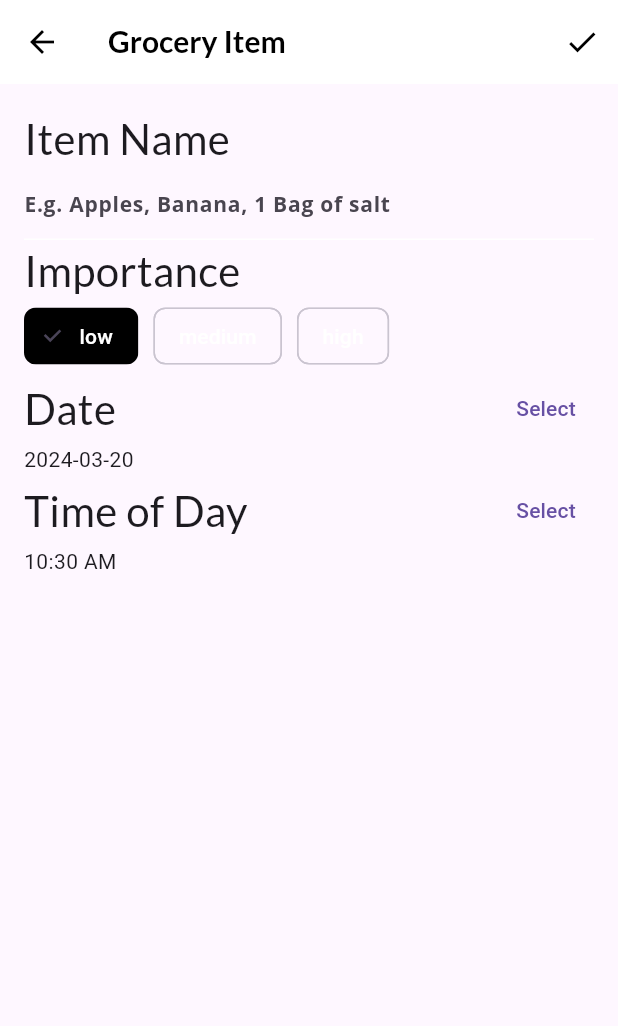
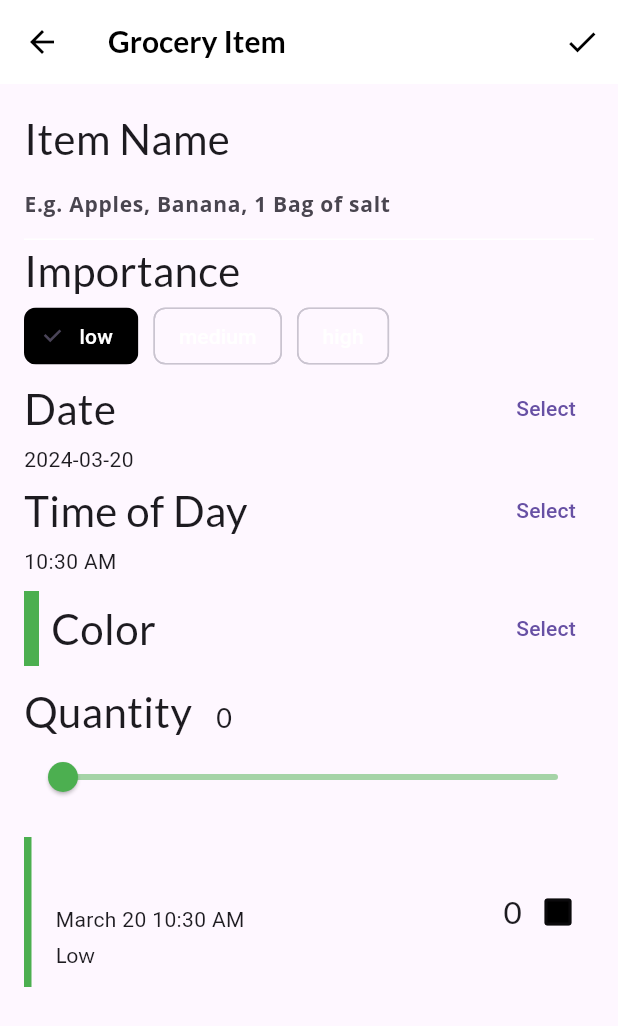
Before and after one commit to Perryjay30/Fooderlich_v2, a Flutter app: the screen it shows after launch, item 3 of the bottom bar chosen, after a tap on the "add" icon, on a phone screen of 412 x 824 dp. Shown: the top 1026 px of the screen. Run offline on Flutter 3.47's test engine with Material 3 defaults, Android fonts, the phone set to English and light mode, and no system bars; our stand-ins replace flutter_colorpicker, google_fonts.

Commit message:
Grocery list Screen

```diff
--- /dev/null
+++ b/lib/components/grocery_tile.dart
@@ -0,0 +1,100 @@
+import 'package:flutter/material.dart';
+import 'package:google_fonts/google_fonts.dart';
+import 'package:intl/intl.dart';
+import '../models/grocery_item.dart';
+
+
+class GroceryTile extends StatelessWidget {
+
+    final GroceryItem item;
+    final Function(bool?)? onComplete;
+    final TextDecoration textDecoration;
+
+    GroceryTile({
+      super.key,
+      required this.item,
+      this.onComplete}) :
+          textDecoration =
+          item!.isComplete ? TextDecoration.lineThrough :
+          TextDecoration.none;
+
+    @override
+    Widget build(BuildContext context) {
+      return SizedBox(
+        height: 100.0,
+        child: Row(
+          mainAxisAlignment: MainAxisAlignment.spaceBetween,
+          children: [
+            Row(
+              children: [
+                Container(width: 5.0, color: item.color),
+                const SizedBox(width: 16.0),
+                Column(
+                  mainAxisAlignment: MainAxisAlignment.center,
+                  crossAxisAlignment: CrossAxisAlignment.start,
+                  children: [
+                    Text(item.name,
+                      style: GoogleFonts.lato(
+                          decoration: textDecoration,
+                          fontSize: 21.0,
+                          fontWeight: FontWeight.bold),),
+                    const SizedBox(height: 4.0),
+                    buildDate(),
+                    const SizedBox(height: 4.0),
+                    buildImportance(),
+                  ],
+                ),
+              ],
+            ),
+            Row(
+              children: [
+                Text(item.quantity.toString(),
+                  style:
+                  GoogleFonts.lato(
+                      decoration: textDecoration,
+                      fontSize: 21.0),),
+                buildCheckbox(),
+              ],),
+          ],),
+      );
+    }
+
+    Widget buildImportance() {
+      if (item.importance == Importance.low) {
+        return Text(
+            'Low',
+            style: GoogleFonts.lato(decoration: textDecoration));
+      } else if (item.importance == Importance.medium) {
+        return Text(
+            'Medium',
+            style: GoogleFonts.lato(
+                fontWeight: FontWeight.w800,
+                decoration: textDecoration));
+      } else if (item.importance == Importance.high) {
+        return Text(
+          'High',
+          style: GoogleFonts.lato(
+            color: Colors.red,
+            fontWeight: FontWeight.w900,
+            decoration: textDecoration,),);
+      } else {
+        throw Exception('This importance type does not exist');
+      }
+    }
+
+    Widget buildDate() {
+      final dateFormatter = DateFormat('MMMM dd h:mm a');
+      final dateString = dateFormatter.format(item!.date);
+      return Text(
+        dateString,
+        style: TextStyle(
+            decoration: textDecoration),);
+    }
+
+    Widget buildCheckbox() {
+      return Checkbox(
+        value: item.isComplete,
+        onChanged: onComplete,
+      );
+    }
+}
--- a/lib/screens/grocery_item_screen.dart
+++ b/lib/screens/grocery_item_screen.dart
@@ -4,6 +4,7 @@ import 'package:flutter_colorpicker/flutter_colorpicker.dart';
 import 'package:intl/intl.dart';
 import 'package:uuid/uuid.dart';
 import '../models/models.dart';
+import '../components/grocery_tile.dart';
 
 
 class GroceryItemScreen extends StatefulWidget {
@@ -71,7 +72,19 @@ class _GroceryItemScreenState extends State<GroceryItemScreen> {
           IconButton(
             icon: const Icon(Icons.check),
             onPressed: () {
-              // TODO 24: Add callback handler
+              final groceryItem = GroceryItem(
+                id: widget.originalItem?.id ?? const Uuid().v1(),
+                name: _nameController.text,
+                importance: _importance,
+                color: _currentColor,
+                quantity: _currentSliderValue,
+                date: DateTime(_dueDate.year, _dueDate.month,
+                  _dueDate.day, _timeOfDay.hour, _timeOfDay.minute,),);
+              if (widget.isUpdating) {
+                widget.onUpdate(groceryItem);
+              } else {
+                widget.onCreate(groceryItem);
+              }
             },)
         ],
         elevation: 0.0,
@@ -88,9 +101,20 @@ class _GroceryItemScreenState extends State<GroceryItemScreen> {
             buildImportanceField(),
             buildDateField(context),
             buildTimeField(context),
-            // TODO 17: Add color picker
-            // TODO 18: Add slider
-            // TODO: 19: Add Grocery Tile
+            const SizedBox(height: 10.0),
+            buildColorPicker(context),
+            const SizedBox(height: 10.0),
+            buildQuantityField(),
+            const SizedBox(height: 16),
+            GroceryTile(
+              item: GroceryItem(
+                id: 'PreviewMode',
+                name: _name,
+                importance: _importance,
+                color: _currentColor,
+                quantity: _currentSliderValue,
+                date: DateTime(_dueDate.year, _dueDate.month, _dueDate.day,
+                  _timeOfDay.hour, _timeOfDay.minute,),),),
           ],
         ),
       ),
@@ -226,4 +250,81 @@ class _GroceryItemScreenState extends State<GroceryItemScreen> {
       ],
     );
   }
+
+  Widget buildColorPicker(BuildContext context) {
+    return Row(
+      mainAxisAlignment: MainAxisAlignment.spaceBetween,
+      children: [
+        Row(
+          children: [
+            Container(height: 50.0, width: 10.0, color:
+            _currentColor,),
+            const SizedBox(width: 8.0),
+            Text('Color', style: GoogleFonts.lato(fontSize:
+            28.0),),
+          ],
+        ),
+        TextButton(
+            child: const Text('Select'),
+            onPressed: () {
+              showDialog(
+                context: context,
+                builder: (context) {
+                  return AlertDialog(
+                    content: BlockPicker(
+                      pickerColor: Colors.white,
+                      onColorChanged: (color) {
+                        setState(() => _currentColor = color);
+                      },),
+                    actions: [
+                      TextButton(
+                        child: const Text('Save'),
+                        onPressed: () {
+                          Navigator.of(context).pop();
+                        },
+                      ),
+                    ],
+                  );
+                },
+              );
+            }
+            )
+      ],
+    );
+  }
+
+  Widget buildQuantityField() {
+    return Column(
+      crossAxisAlignment: CrossAxisAlignment.start,
+      children: [
+        Row(
+          crossAxisAlignment: CrossAxisAlignment.baseline,
+          textBaseline: TextBaseline.alphabetic,
+          children: [
+            Text(
+              'Quantity',
+              style: GoogleFonts.lato(fontSize: 28.0),),
+            const SizedBox(width: 16.0),
+            Text(
+              _currentSliderValue.toInt().toString(),
+              style: GoogleFonts.lato(fontSize: 18.0),),
+          ],
+        ),
+        Slider(
+          inactiveColor: _currentColor.withOpacity(0.5),
+          activeColor: _currentColor,
+          value: _currentSliderValue.toDouble(),
+          min: 0.0,
+          max: 100.0,
+          divisions: 100,
+          label: _currentSliderValue.toInt().toString(),
+          onChanged: (double value) {
+            setState(() {
+              _currentSliderValue = value.toInt();
+            },);
+          },
+        ),
+      ],
+    );
+  }
 }
--- /dev/null
+++ b/lib/screens/grocery_list_screen.dart
@@ -0,0 +1,38 @@
+import 'package:flutter/material.dart';
+import '../components/grocery_tile.dart';
+import '../models/models.dart';
+import 'grocery_item_screen.dart';
+
+
+class GroceryListScreen extends StatelessWidget {
+
+  final GroceryManager manager;
+
+  const GroceryListScreen({super.key, required this.manager});
+
+  @override
+  Widget build(BuildContext context) {
+    final groceryItems = manager.groceryItems;
+    return Padding(
+      padding: const EdgeInsets.all(16.0),
+      child: ListView.separated(
+        itemCount: groceryItems.length,
+        itemBuilder: (context, index) {
+          final item = groceryItems[index];
+          // TODO 28: Wrap in a Dismissable
+          // TODO 27: Wrap in an InkWell
+          return GroceryTile (
+            key: Key(item.id),
+            item: item,
+            onComplete: (change) {
+              manager.completeItem(index, change!);
+            },
+          );
+        },
+        separatorBuilder: (context, index) {
+          return const SizedBox(height: 16.0);
+        },),
+    );
+    return Container();
+  }
+}
--- a/lib/screens/grocery_screen.dart
+++ b/lib/screens/grocery_screen.dart
@@ -3,6 +3,7 @@ import 'empty_grocery_screen.dart';
 import 'package:provider/provider.dart';
 import '../models/models.dart';
 import 'grocery_item_screen.dart';
+import 'grocery_list_screen.dart';
 
 
 class GroceryScreen extends StatelessWidget {
@@ -40,8 +41,7 @@ class GroceryScreen extends StatelessWidget {
     return Consumer<GroceryManager>(
       builder: (context, manager, child) {
         if (manager.groceryItems.isNotEmpty) {
-          // TODO 25: Add GroceryListScreen
-          return Container();
+          return GroceryListScreen(manager: manager);
         } else {
           return const EmptyGroceryScreen();
         }
```
